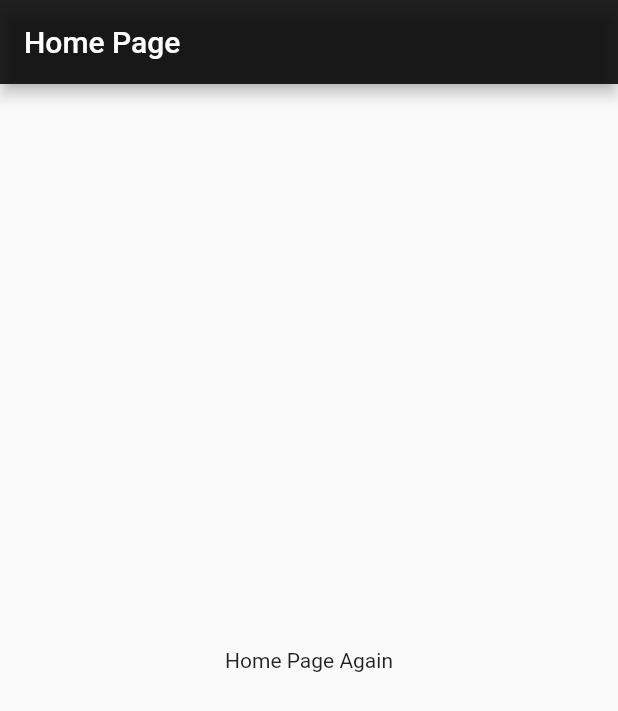
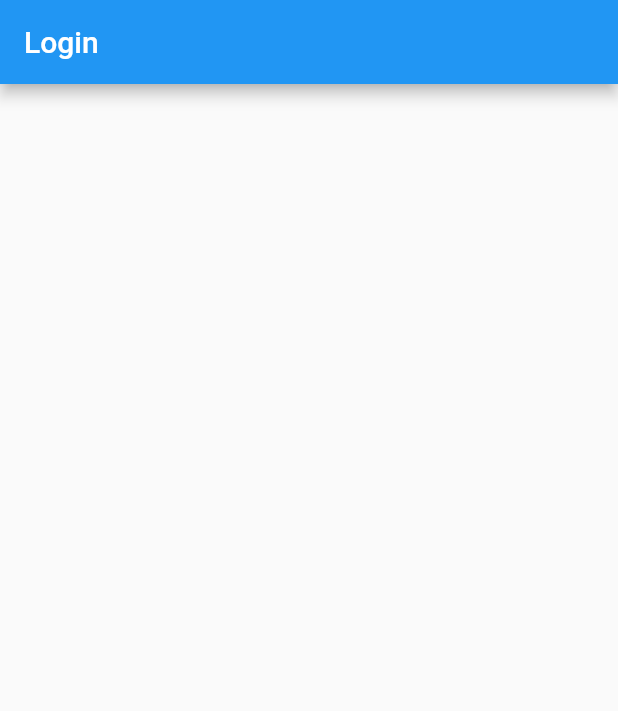
Before and after one commit to ericzorn93/Aria-Mobile, a Flutter app: the screen it shows after launch, on a phone screen of 412 x 824 dp. Shown: the top 711 px of the screen. Run offline on Flutter 3.47's test engine with Material 2 defaults, Android fonts, the phone set to English and light mode, and no system bars; our stand-ins replace bloc, equatable, flutter_bloc.

Commit message:
Hooking up auth blocs and events

```diff
--- a/lib/blocs/CounterBloc.dart
+++ /dev/null
@@ -1,24 +0,0 @@
-import 'package:bloc/bloc.dart';
-
-import 'package:aria/events/CounterEvent.dart';
-
-class CounterBloc extends Bloc<CounterEvent, int> {
-  @override
-  int get initialState => 0;
-
-  @override
-  Stream<int> mapEventToState(CounterEvent event) async* {
-    switch (event) {
-      case CounterEvent.increment:
-        yield state + 1;
-        break;
-
-      case CounterEvent.decrement:
-        yield state - 1;
-        break;
-
-      default:
-        yield state;
-    }
-  }
-}
--- /dev/null
+++ b/lib/blocs/auth_bloc/login/LoginBloc.dart
@@ -0,0 +1,16 @@
+import 'package:aria/blocs/auth_bloc/login/LoginState.dart';
+import 'package:aria/events/auth_events/login/LoginEvent.dart';
+import 'package:bloc/bloc.dart';
+
+class LoginBloc extends Bloc<LoginEvent, LoginState> {
+  @override
+  LoginState get initialState => LoginState.initialize();
+
+  @override
+  Stream<LoginState> mapEventToState(LoginEvent event) async* {
+    if (event is EmailChanged) {
+      yield state.copyWith(
+          emailAddress: event.emailAddress, isEmailValid: true);
+    }
+  }
+}
--- /dev/null
+++ b/lib/blocs/auth_bloc/login/LoginState.dart
@@ -0,0 +1,36 @@
+class LoginState {
+  final String emailAddress;
+  final String password;
+  final bool isLoggedIn;
+  final bool isEmailValid;
+  final bool isPasswordValid;
+
+  LoginState(
+      {this.emailAddress,
+      this.password,
+      this.isLoggedIn,
+      this.isEmailValid,
+      this.isPasswordValid});
+
+  factory LoginState.initialize() {
+    return LoginState(
+      emailAddress: '',
+      password: '',
+      isPasswordValid: false,
+    );
+  }
+
+  LoginState copyWith({
+    String emailAddress,
+    bool isEmailValid,
+    String password,
+    bool isPasswordValid,
+  }) {
+    return LoginState(
+      emailAddress: emailAddress ?? this.emailAddress,
+      isEmailValid: isEmailValid ?? this.isEmailValid,
+      password: password ?? this.password,
+      isPasswordValid: isPasswordValid ?? this.isPasswordValid,
+    );
+  }
+}
--- a/lib/events/CounterEvent.dart
+++ /dev/null
@@ -1 +0,0 @@
-enum CounterEvent { increment, decrement }
--- /dev/null
+++ b/lib/events/auth_events/login/LoginEvent.dart
@@ -0,0 +1,19 @@
+import 'package:equatable/equatable.dart';
+import 'package:meta/meta.dart';
+
+abstract class LoginEvent extends Equatable {
+  @override
+  List<Object> get props => [];
+}
+
+class EmailChanged extends LoginEvent {
+  final String emailAddress;
+
+  EmailChanged({@required this.emailAddress});
+
+  @override
+  List<Object> get props => [emailAddress];
+
+  @override
+  String toString() => 'EmailChanged { email: $emailAddress }';
+}
--- a/lib/main.dart
+++ b/lib/main.dart
@@ -1,37 +1,44 @@
 import 'dart:io';
+import 'package:aria/blocs/auth_bloc/login/LoginBloc.dart';
+import 'package:aria/pages/auth/LoginPage.dart';
 import 'package:flutter/material.dart';
 import 'package:flutter/cupertino.dart';
-
-import 'package:aria/pages/HomePage.dart';
 import 'package:flutter_bloc/flutter_bloc.dart';
-import 'package:aria/blocs/CounterBloc.dart';
 
 void main() => runApp(AriaApp());
 
 class AriaApp extends StatelessWidget {
-  String _appTitle = "Aria Music (Currently Counter)";
+  String _appTitle = "Aria Music";
 
   // This widget is the root of your application.
   @override
   Widget build(BuildContext context) {
     if (Platform.isIOS) {
       return CupertinoApp(
-        title: _appTitle,
-        home: BlocProvider<CounterBloc>(
-            builder: (context) => CounterBloc(),
-            child: MyHomePage(title: 'Flutter Demo Home Page')),
-      );
+          title: _appTitle,
+          home: MultiBlocProvider(
+            providers: [
+              BlocProvider<LoginBloc>(
+                builder: (BuildContext context) => LoginBloc(),
+              ),
+            ],
+            child: LoginPage(),
+          ));
     }
 
     return MaterialApp(
-      title: 'Aria Music (Currently Counter)',
-      theme: ThemeData(
-        primaryColor: Colors.blue,
-        accentColor: Colors.red,
-      ),
-      home: BlocProvider<CounterBloc>(
-          builder: (context) => CounterBloc(),
-          child: MyHomePage(title: 'Flutter Demo Home Page')),
-    );
+        title: 'Aria Music',
+        theme: ThemeData(
+          primaryColor: Colors.blue,
+          accentColor: Colors.red,
+        ),
+        home: MultiBlocProvider(
+          providers: [
+            BlocProvider<LoginBloc>(
+              builder: (BuildContext context) => LoginBloc(),
+            ),
+          ],
+          child: LoginPage(),
+        ));
   }
 }
--- a/lib/pages/HomePage.dart
+++ /dev/null
@@ -1,43 +0,0 @@
-import 'dart:io';
-import 'package:flutter/cupertino.dart';
-import 'package:flutter/material.dart';
-
-class MyHomePage extends StatefulWidget {
-  MyHomePage({Key key, this.title}) : super(key: key);
-
-  final String title;
-
-  @override
-  _MyHomePageState createState() => _MyHomePageState();
-}
-
-class _MyHomePageState extends State<MyHomePage> {
-  @override
-  Widget build(BuildContext context) {
-    if (Platform.isAndroid) {
-      return Scaffold(
-        appBar: AppBar(
-          title: Text("Home Page"),
-          backgroundColor: Colors.black87,
-        ),
-        body: Container(
-            child: Center(
-          child: Text("Home Page Again"),
-        )),
-      );
-    }
-
-    return CupertinoPageScaffold(
-      navigationBar: CupertinoNavigationBar(
-        middle: Text(
-          "Home",
-          style: TextStyle(color: Colors.white),
-        ),
-        backgroundColor: Colors.black87,
-      ),
-      child: Container(
-        child: Center(child: Text("Home Page Again")),
-      ),
-    );
-  }
-}
--- /dev/null
+++ b/lib/pages/auth/LoginPage.dart
@@ -0,0 +1,39 @@
+import 'dart:io';
+import 'package:aria/blocs/auth_bloc/login/LoginBloc.dart';
+import 'package:aria/blocs/auth_bloc/login/LoginState.dart';
+import 'package:flutter/material.dart';
+import 'package:flutter/cupertino.dart';
+import 'package:flutter_bloc/flutter_bloc.dart';
+
+class LoginPage extends StatefulWidget {
+  @override
+  _LoginPageState createState() => _LoginPageState();
+}
+
+class _LoginPageState extends State<LoginPage> {
+  @override
+  Widget build(BuildContext context) {
+    if (Platform.isIOS) {
+      return CupertinoPageScaffold(
+          navigationBar: CupertinoNavigationBar(
+            middle: Text("Login"),
+          ),
+          child: BlocBuilder<LoginBloc, LoginState>(
+            builder: (context, state) {
+              return Container(
+                child: Center(
+                  child: Text(state.emailAddress),
+                ),
+              );
+            },
+          ));
+    }
+    ;
+
+    return (Scaffold(
+      appBar: AppBar(
+        title: Text("Login"),
+      ),
+    ));
+  }
+}
```
Also changed, not shown: 1 other file.
